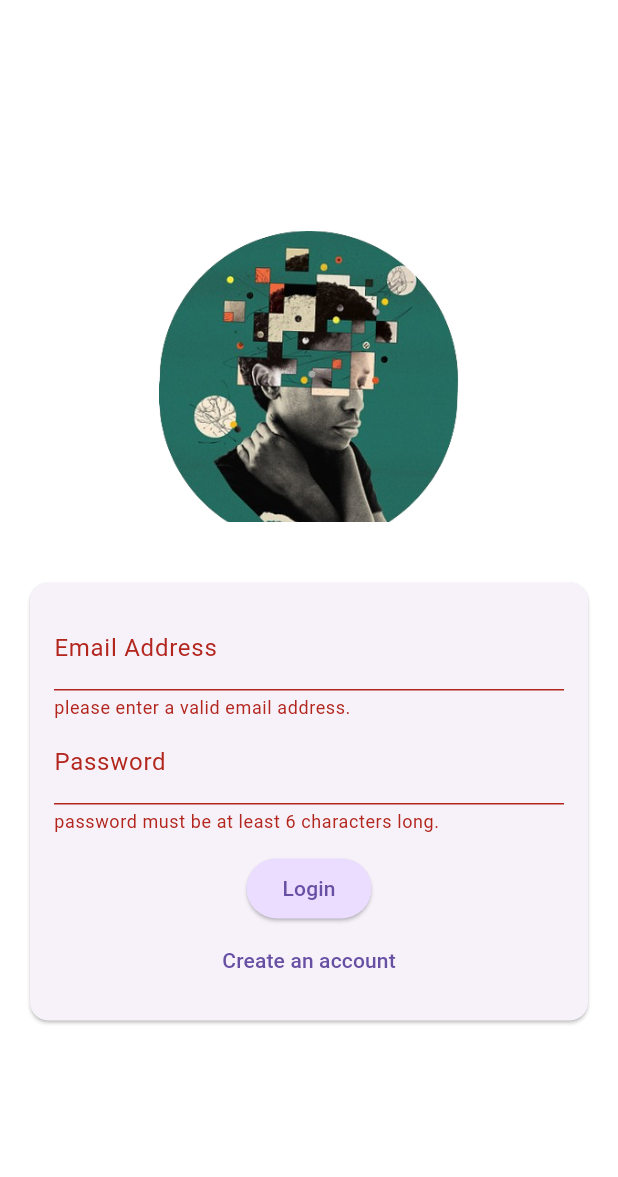
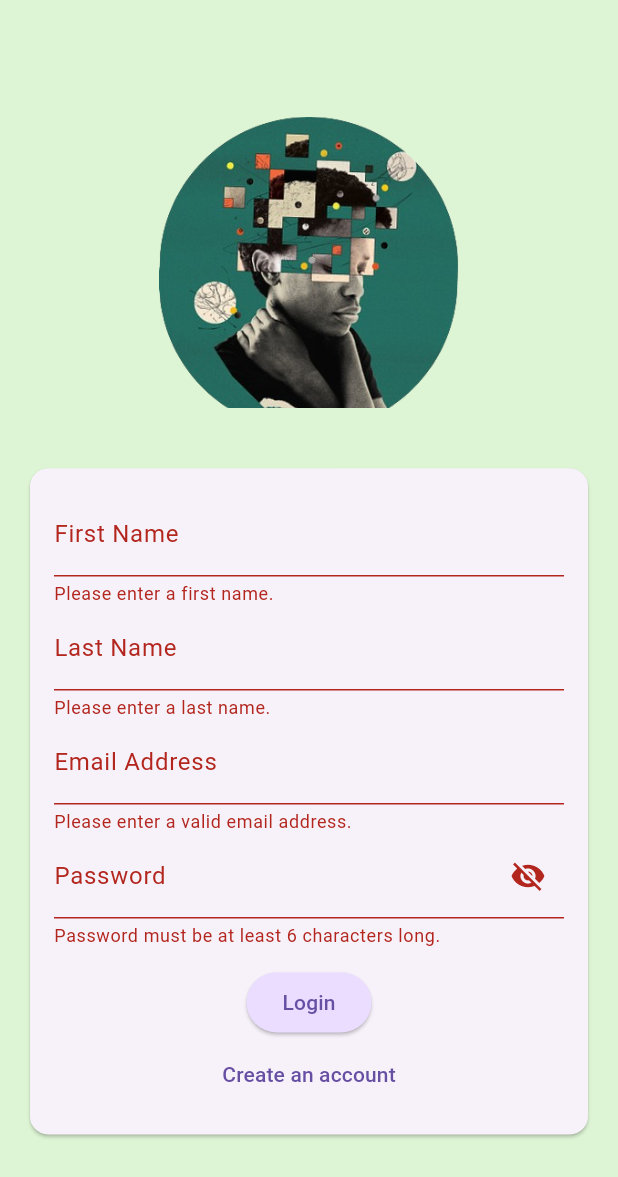
Before and after one commit to Wozniak19/metal_health, a Flutter app: the screen it shows after launch, after a tap on "Login", on a phone screen of 412 x 824 dp. Shown: the top 1177 px of the screen. Run offline on Flutter 3.47's test engine with Material 3 defaults, Android fonts, the phone set to English and light mode, and no system bars; our stand-ins replace carousel_slider, cloud_firestore, firebase_auth, firebase_core, fl_chart, lottie; accounts and stored records are empty.

Commit message:
Username thingi fixed

```diff
--- a/lib/main.dart
+++ b/lib/main.dart
@@ -43,7 +43,7 @@ class _MentalHealthState extends State<MentalHealth> {
         '/dashboardpage': (context) => Dashboard(),
         '/homepage': (context) => HomePage(),
         '/questionnairepage': (context) => Questionnaire(),
-        '/patientpage': (context) => Patient(),
+        '/patientpage': (context) => MyFormPage(),
         '/analysispage': (context) => Analysis(),
         '/settingspage': (context) => AppSettings(),
         '/depressionpage': (context) => Depression(),
--- a/lib/pages/allpages.dart
+++ b/lib/pages/allpages.dart
@@ -4,7 +4,6 @@ export 'depression.dart';
 export 'login.dart';
 export 'questionnaire.dart';
 export 'home_page.dart';
-export 'patient_form.dart';
 export 'app_settings.dart.dart';
 export 'dashboard.dart';
 export 'signup.dart';
--- a/lib/pages/auth.dart
+++ b/lib/pages/auth.dart
@@ -1,5 +1,6 @@
 import 'package:flutter/material.dart';
 import 'package:firebase_auth/firebase_auth.dart';
+import 'package:cloud_firestore/cloud_firestore.dart';
 
 final _firebase = FirebaseAuth.instance;
 
@@ -15,6 +16,9 @@ class _AuthScreenState extends State<AuthScreen> {
   var _isLogin = true;
   var _enteredEmail = '';
   var _enteredPassword = '';
+  var _enteredFirstName = '';
+  var _enteredLastName = '';
+  var _isPasswordVisible = false;
 
   void _submit() async {
     final isValid = _formKey.currentState!.validate();
@@ -30,10 +34,25 @@ class _AuthScreenState extends State<AuthScreen> {
       } else {
         final userCredentials = await _firebase.createUserWithEmailAndPassword(
             email: _enteredEmail, password: _enteredPassword);
+
+        final username = _enteredFirstName[0].toUpperCase() +
+            "." +
+            _enteredLastName[0].toUpperCase() +
+            _enteredLastName.substring(1).toLowerCase();
+
+        await FirebaseFirestore.instance
+            .collection('users')
+            .doc(userCredentials.user!.uid)
+            .set({
+          'username': username,
+          'email': _enteredEmail,
+          'firstName': _enteredFirstName,
+          'lastName': _enteredLastName,
+        });
       }
     } on FirebaseAuthException catch (error) {
       if (error.code == 'email-already-in-use') {
-//...
+        //...
       }
       ScaffoldMessenger.of(context).clearSnackBars();
       ScaffoldMessenger.of(context).showSnackBar(
@@ -47,7 +66,7 @@ class _AuthScreenState extends State<AuthScreen> {
   @override
   Widget build(BuildContext context) {
     return Scaffold(
-      backgroundColor: const Color(0x00fff3e0),
+      backgroundColor: Color.fromARGB(43, 58, 196, 4),
       body: Center(
         child: SingleChildScrollView(
           child: Column(
@@ -76,6 +95,38 @@ class _AuthScreenState extends State<AuthScreen> {
                         mainAxisSize: MainAxisSize.min,
                         children: [
                           TextFormField(
+                            decoration:
+                                const InputDecoration(labelText: 'First Name'),
+                            keyboardType: TextInputType.name,
+                            autocorrect: false,
+                            textCapitalization: TextCapitalization.words,
+                            validator: (value) {
+                              if (value == null || value.trim().isEmpty) {
+                                return 'Please enter a first name.';
+                              }
+                              return null;
+                            },
+                            onSaved: (value) {
+                              _enteredFirstName = value!;
+                            },
+                          ),
+                          TextFormField(
+                            decoration:
+                                const InputDecoration(labelText: 'Last Name'),
+                            keyboardType: TextInputType.name,
+                            autocorrect: false,
+                            textCapitalization: TextCapitalization.words,
+                            validator: (value) {
+                              if (value == null || value.trim().isEmpty) {
+                                return 'Please enter a last name.';
+                              }
+                              return null;
+                            },
+                            onSaved: (value) {
+                              _enteredLastName = value!;
+                            },
+                          ),
+                          TextFormField(
                             decoration: const InputDecoration(
                                 labelText: 'Email Address'),
                             keyboardType: TextInputType.emailAddress,
@@ -85,7 +136,7 @@ class _AuthScreenState extends State<AuthScreen> {
                               if (value == null ||
                                   value.trim().isEmpty ||
                                   !value.contains('@')) {
-                                return 'please enter a valid email address.';
+                                return 'Please enter a valid email address.';
                               }
                               return null;
                             },
@@ -94,12 +145,23 @@ class _AuthScreenState extends State<AuthScreen> {
                             },
                           ),
                           TextFormField(
-                            decoration:
-                                const InputDecoration(labelText: 'Password'),
-                            obscureText: true,
+                            decoration: InputDecoration(
+                              labelText: 'Password',
+                              suffixIcon: IconButton(
+                                icon: Icon(_isPasswordVisible
+                                    ? Icons.visibility
+                                    : Icons.visibility_off),
+                                onPressed: () {
+                                  setState(() {
+                                    _isPasswordVisible = !_isPasswordVisible;
+                                  });
+                                },
+                              ),
+                            ),
+                            obscureText: !_isPasswordVisible,
                             validator: (value) {
                               if (value == null || value.trim().length < 6) {
-                                return 'password must be at least 6 characters long.';
+                                return 'Password must be at least 6 characters long.';
                               }
                               return null;
                             },
--- a/lib/pages/home.dart
+++ b/lib/pages/home.dart
@@ -10,11 +10,11 @@ class Home extends StatefulWidget {
 
 int _currentIndex = 0;
 List<Widget> pages = [
-  HomePage(),
-  Questionnaire(),
-  Patient(),
+  const HomePage(),
+  const Questionnaire(),
+  const MyFormPage(),
   Analysis(),
-  AppSettings(),
+  const AppSettings(),
 ];
 
 class _HomeState extends State<Home> {
--- a/lib/pages/home_page.dart
+++ b/lib/pages/home_page.dart
@@ -188,7 +188,7 @@ class _HomePageState extends State<HomePage> {
             ),
 
             //search bar
-            CustomField(
+            customField(
               hint: 'how can we help',
               selectedIcon: Icon(Icons.search),
             ),
--- a/lib/pages/splash.dart
+++ b/lib/pages/splash.dart
@@ -7,18 +7,18 @@ class SplashScreen extends StatelessWidget {
   Widget build(BuildContext context) {
     return Scaffold(
       appBar: AppBar(
-        title: Text('Flutter Chat'),
+        title: const Text('Flutter Chat'),
         actions: [
           IconButton(
             onPressed: () {
               FirebaseAuth.instance.signOut();
             },
-            icon: Icon(Icons.exit_to_app),
+            icon: const Icon(Icons.exit_to_app),
             color: Theme.of(context).colorScheme.primary,
           )
         ],
       ),
-      body: Center(
+      body: const Center(
         child: Text('Loading..... '),
       ),
     );
--- a/lib/utils/customField.dart
+++ b/lib/utils/customField.dart
@@ -1,7 +1,8 @@
 import 'package:flutter/material.dart';
 
-class CustomField extends StatelessWidget {
-  const CustomField({super.key, required this.hint, required this.selectedIcon});
+class customField extends StatelessWidget {
+  const customField(
+      {super.key, required this.hint, required this.selectedIcon});
 
   final String hint;
   final Icon selectedIcon;
```
Also changed, not shown: lib/pages/dashboard.dart (+70 -24 lines), lib/pages/formpage.dart (+16 -14 lines), lib/pages/patient_form.dart (deleted, +0 -74 lines), lib/pages/report.dart (+9 -2 lines), lib/utils/dropdown.dart (deleted, +0 -57 lines), lib/utils/droplist.dart (deleted, +0 -55 lines), lib/utils/radio_button.dart (+13 -3 lines).
